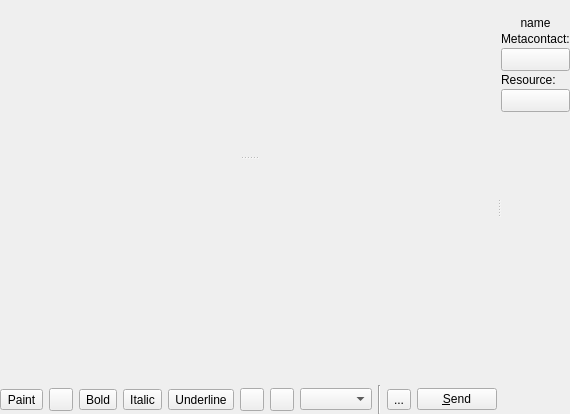
First picture: the form in widgets/chatwidget.ui, repository xmpp-graveyard/jabbim, before the edit.
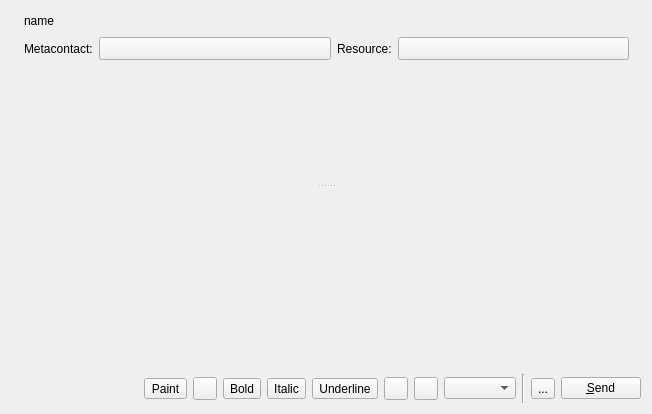
Second picture: the form after the edit. Icons and pictures are not drawn.

Commit message: test noveho ui pro chat... zatim nedodelane, ale jdu spat.. v rohu testovaci zobrazeni poslednich tri fotek na albu

Patch:
```diff
--- a/widgets/chatwidget.ui
+++ b/widgets/chatwidget.ui
@@ -5,7 +5,7 @@
    <rect>
     <x>0</x>
     <y>0</y>
-    <width>515</width>
+    <width>652</width>
     <height>414</height>
    </rect>
   </property>
@@ -15,18 +15,124 @@
   <property name="windowTitle" >
    <string>Form</string>
   </property>
-  <layout class="QGridLayout" >
-   <property name="margin" >
-    <number>0</number>
-   </property>
-   <property name="spacing" >
-    <number>0</number>
-   </property>
+  <layout class="QGridLayout" name="gridLayout_2" >
    <item row="0" column="0" >
-    <widget class="QSplitter" name="splitter_2" >
+    <layout class="QGridLayout" name="gridLayout" >
+     <item rowspan="2" row="0" column="0" >
+      <widget class="QLabel" name="avatar" >
+       <property name="text" >
+        <string/>
+       </property>
+       <property name="alignment" >
+        <set>Qt::AlignCenter</set>
+       </property>
+      </widget>
+     </item>
+     <item row="0" column="1" >
+      <layout class="QHBoxLayout" name="horizontalLayout" >
+       <item>
+        <widget class="QLabel" name="label" >
+         <property name="text" >
+          <string>name</string>
+         </property>
+         <property name="alignment" >
+          <set>Qt::AlignCenter</set>
+         </property>
+         <property name="wordWrap" >
+          <bool>true</bool>
+         </property>
+        </widget>
+       </item>
+       <item>
+        <spacer name="horizontalSpacer" >
      <property name="orientation" >
       <enum>Qt::Horizontal</enum>
      </property>
+         <property name="sizeHint" stdset="0" >
+          <size>
+           <width>40</width>
+           <height>20</height>
+          </size>
+         </property>
+        </spacer>
+       </item>
+       <item>
+        <widget class="QLabel" name="chatstate" >
+         <property name="text" >
+          <string/>
+         </property>
+         <property name="alignment" >
+          <set>Qt::AlignCenter</set>
+         </property>
+        </widget>
+       </item>
+      </layout>
+     </item>
+     <item row="1" column="1" >
+      <layout class="QHBoxLayout" name="horizontalLayout_2" >
+       <item>
+        <widget class="QLabel" name="metaLabel" >
+         <property name="text" >
+          <string>Metacontact:</string>
+         </property>
+        </widget>
+       </item>
+       <item>
+        <widget class="QToolButton" name="metaButton" >
+         <property name="sizePolicy" >
+          <sizepolicy vsizetype="Fixed" hsizetype="Expanding" >
+           <horstretch>0</horstretch>
+           <verstretch>0</verstretch>
+          </sizepolicy>
+         </property>
+         <property name="popupMode" >
+          <enum>QToolButton::InstantPopup</enum>
+         </property>
+         <property name="toolButtonStyle" >
+          <enum>Qt::ToolButtonTextBesideIcon</enum>
+         </property>
+         <property name="arrowType" >
+          <enum>Qt::NoArrow</enum>
+         </property>
+        </widget>
+       </item>
+       <item>
+        <widget class="QLabel" name="resourceLabel" >
+         <property name="text" >
+          <string>Resource:</string>
+         </property>
+        </widget>
+       </item>
+       <item>
+        <widget class="QToolButton" name="resourceButton" >
+         <property name="sizePolicy" >
+          <sizepolicy vsizetype="Fixed" hsizetype="Expanding" >
+           <horstretch>0</horstretch>
+           <verstretch>0</verstretch>
+          </sizepolicy>
+         </property>
+         <property name="popupMode" >
+          <enum>QToolButton::InstantPopup</enum>
+         </property>
+         <property name="toolButtonStyle" >
+          <enum>Qt::ToolButtonTextBesideIcon</enum>
+         </property>
+         <property name="arrowType" >
+          <enum>Qt::NoArrow</enum>
+         </property>
+        </widget>
+       </item>
+       <item>
+        <widget class="QWidget" native="1" name="ftwidget" />
+       </item>
+      </layout>
+     </item>
+     <item rowspan="2" row="0" column="2" >
+      <widget class="QWidget" native="1" name="cool" />
+     </item>
+    </layout>
+   </item>
+   <item row="1" column="0" >
      <widget class="QSplitter" name="splitter" >
       <property name="orientation" >
        <enum>Qt::Vertical</enum>
@@ -47,6 +153,9 @@
         <property name="margin" >
          <number>0</number>
         </property>
+       <item>
+        <widget class="QWidget" native="1" name="pluginWidget" />
+       </item>
         <item>
          <layout class="QHBoxLayout" >
           <property name="spacing" >
@@ -269,121 +378,6 @@
            </widget>
           </item>
          </layout>
-        </item>
-       </layout>
-      </widget>
-     </widget>
-     <widget class="QWidget" name="layoutWidget" >
-      <layout class="QVBoxLayout" >
-       <property name="spacing" >
-        <number>2</number>
-       </property>
-       <property name="margin" >
-        <number>0</number>
-       </property>
-       <item>
-        <widget class="QLabel" name="avatar" >
-         <property name="text" >
-          <string/>
-         </property>
-         <property name="alignment" >
-          <set>Qt::AlignCenter</set>
-         </property>
-        </widget>
-       </item>
-       <item>
-        <widget class="QLabel" name="label" >
-         <property name="text" >
-          <string>name</string>
-         </property>
-         <property name="alignment" >
-          <set>Qt::AlignCenter</set>
-         </property>
-         <property name="wordWrap" >
-          <bool>true</bool>
-         </property>
-        </widget>
-       </item>
-       <item>
-        <widget class="QLabel" name="metaLabel" >
-         <property name="text" >
-          <string>Metacontact:</string>
-         </property>
-        </widget>
-       </item>
-       <item>
-        <widget class="QToolButton" name="metaButton" >
-         <property name="sizePolicy" >
-          <sizepolicy vsizetype="Fixed" hsizetype="Expanding" >
-           <horstretch>0</horstretch>
-           <verstretch>0</verstretch>
-          </sizepolicy>
-         </property>
-         <property name="popupMode" >
-          <enum>QToolButton::InstantPopup</enum>
-         </property>
-         <property name="toolButtonStyle" >
-          <enum>Qt::ToolButtonTextBesideIcon</enum>
-         </property>
-         <property name="arrowType" >
-          <enum>Qt::NoArrow</enum>
-         </property>
-        </widget>
-       </item>
-       <item>
-        <widget class="QLabel" name="resourceLabel" >
-         <property name="text" >
-          <string>Resource:</string>
-         </property>
-        </widget>
-       </item>
-       <item>
-        <widget class="QToolButton" name="resourceButton" >
-         <property name="sizePolicy" >
-          <sizepolicy vsizetype="Fixed" hsizetype="Expanding" >
-           <horstretch>0</horstretch>
-           <verstretch>0</verstretch>
-          </sizepolicy>
-         </property>
-         <property name="popupMode" >
-          <enum>QToolButton::InstantPopup</enum>
-         </property>
-         <property name="toolButtonStyle" >
-          <enum>Qt::ToolButtonTextBesideIcon</enum>
-         </property>
-         <property name="arrowType" >
-          <enum>Qt::NoArrow</enum>
-         </property>
-        </widget>
-       </item>
-       <item>
-        <widget class="QLabel" name="chatstate" >
-         <property name="text" >
-          <string/>
-         </property>
-         <property name="alignment" >
-          <set>Qt::AlignCenter</set>
-         </property>
-        </widget>
-       </item>
-       <item>
-        <widget class="QWidget" native="1" name="pluginWidget" />
-       </item>
-       <item>
-        <widget class="QWidget" native="1" name="ftwidget" />
-       </item>
-       <item>
-        <spacer>
-         <property name="orientation" >
-          <enum>Qt::Vertical</enum>
-         </property>
-         <property name="sizeHint" stdset="0" >
-          <size>
-           <width>20</width>
-           <height>281</height>
-          </size>
-         </property>
-        </spacer>
        </item>
       </layout>
      </widget>
```
Left out of the diff: 1 changed line with no effect on the pictures. Lines whose indentation alone changed are shown as unchanged. The commit also changes 7 other files.
